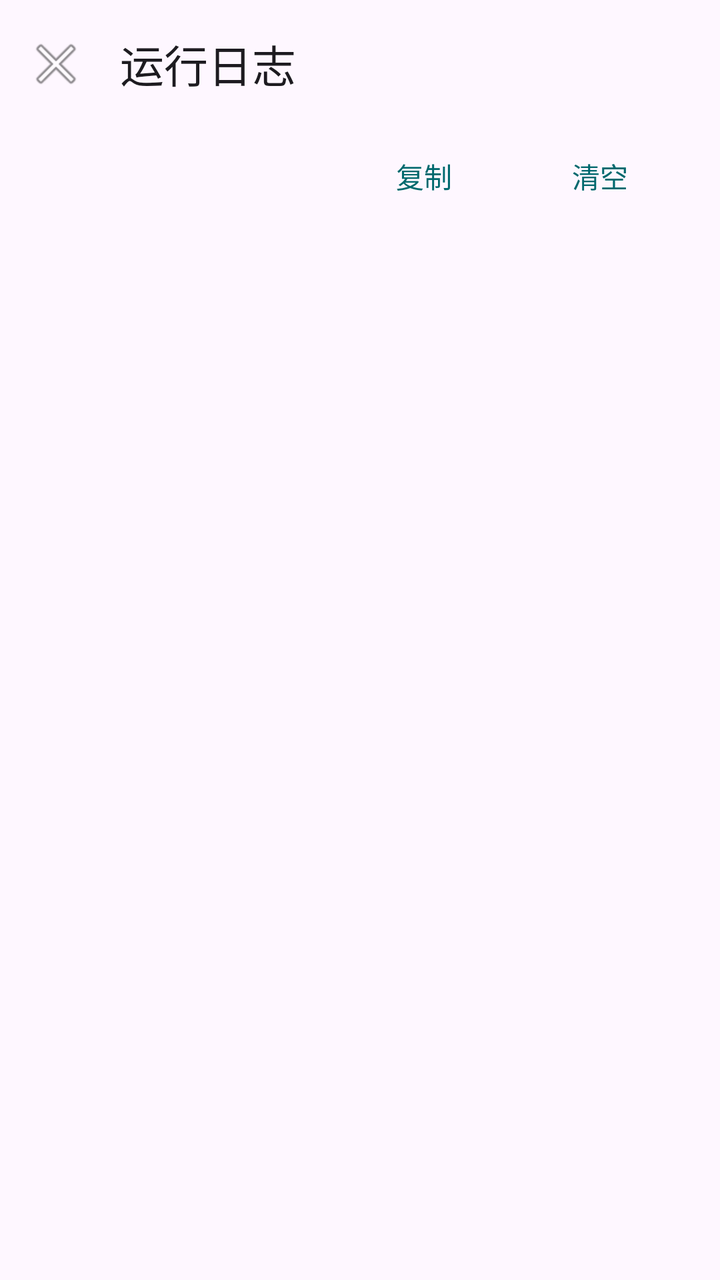
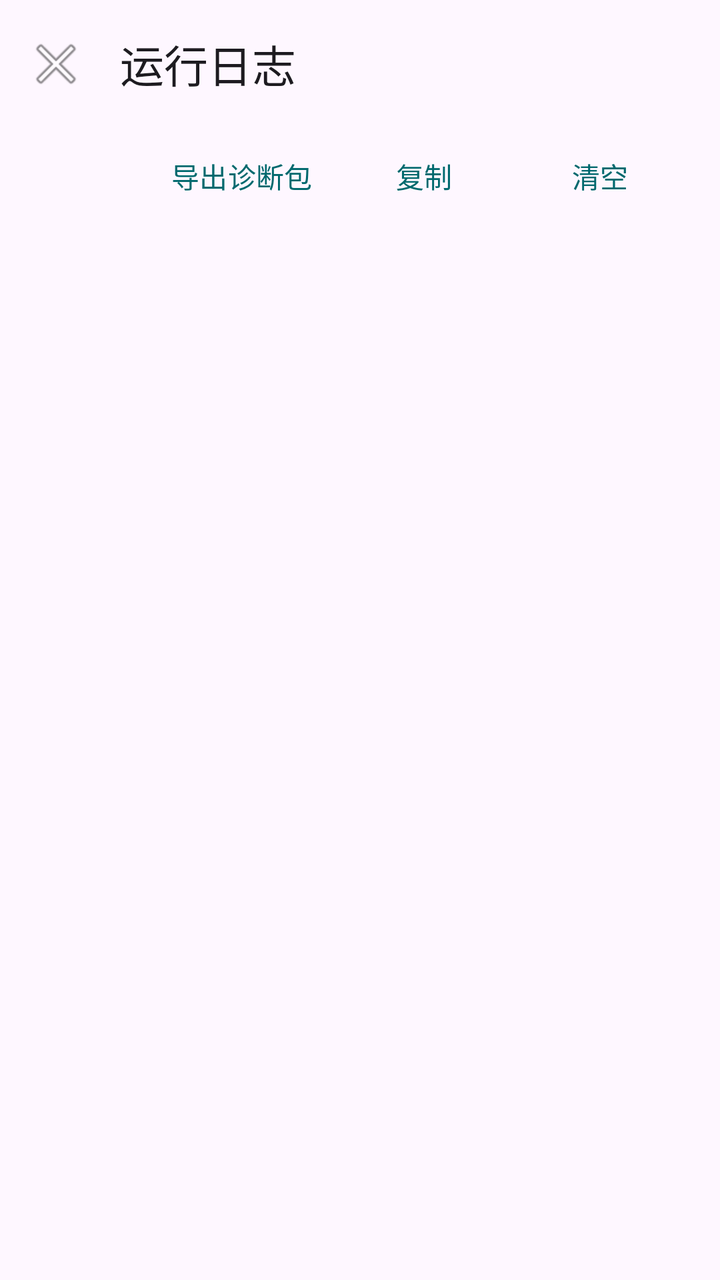

Screens rendered from an Android XML layout before and after an edit, with the pre-edit source and the edit as a unified diff.
<!-- AndroidManifest.xml: application theme Theme.SubData -->
<!-- res/layout/activity_log.xml -->
<?xml version="1.0" encoding="utf-8"?>
<LinearLayout xmlns:android="http://schemas.android.com/apk/res/android"
    xmlns:app="http://schemas.android.com/apk/res-auto"
    android:layout_width="match_parent"
    android:layout_height="match_parent"
    android:fitsSystemWindows="true"
    android:orientation="vertical">

    <com.google.android.material.appbar.MaterialToolbar
        android:id="@+id/toolbar"
        android:layout_width="match_parent"
        android:layout_height="?attr/actionBarSize"
        app:navigationIcon="@android:drawable/ic_menu_close_clear_cancel"
        app:title="@string/title_log" />

    <LinearLayout
        android:layout_width="match_parent"
        android:layout_height="wrap_content"
        android:gravity="end"
        android:orientation="horizontal"
        android:paddingStart="16dp"
        android:paddingEnd="16dp">

        <com.google.android.material.button.MaterialButton
            android:id="@+id/btn_copy"
            style="@style/Widget.Material3.Button.TextButton"
            android:layout_width="wrap_content"
            android:layout_height="wrap_content"
            android:text="@string/log_copy" />

        <com.google.android.material.button.MaterialButton
            android:id="@+id/btn_clear"
            style="@style/Widget.Material3.Button.TextButton"
            android:layout_width="wrap_content"
            android:layout_height="wrap_content"
            android:text="@string/log_clear" />
    </LinearLayout>

    <ScrollView
        android:id="@+id/scroll"
        android:layout_width="match_parent"
        android:layout_height="0dp"
        android:layout_weight="1"
        android:padding="16dp">

        <TextView
            android:id="@+id/tv_log"
            android:layout_width="match_parent"
            android:layout_height="wrap_content"
            android:fontFamily="monospace"
            android:textAppearance="?attr/textAppearanceBodySmall"
            android:textIsSelectable="true" />
    </ScrollView>
</LinearLayout>
<!-- resources referenced by this layout -->
<resources>
  <string name="log_clear">清空</string>
  <string name="log_copy">复制</string>
  <string name="title_log">运行日志</string>
  <style name="Theme.SubData" parent="Theme.Material3.DayNight.NoActionBar">
          <item name="colorPrimary">@color/subdata_primary</item>
          <item name="colorSecondary">@color/subdata_secondary</item>
          <item name="colorError">@color/subdata_danger</item>
      </style>
  <color name="subdata_primary">#00696E</color>
  <color name="subdata_secondary">#4A6266</color>
  <color name="subdata_danger">#B3261E</color>
</resources>

<!-- the commit's change to res/layout/activity_log.xml (unified diff, before → after) -->
@@ -20,6 +20,13 @@
         android:orientation="horizontal"
         android:paddingStart="16dp"
         android:paddingEnd="16dp">
+
+        <com.google.android.material.button.MaterialButton
+            android:id="@+id/btn_export"
+            style="@style/Widget.Material3.Button.TextButton"
+            android:layout_width="wrap_content"
+            android:layout_height="wrap_content"
+            android:text="@string/diag_export" />
 
         <com.google.android.material.button.MaterialButton
             android:id="@+id/btn_copy"
<!-- resource entries referenced after the edit -->
@@ -1,5 +1,6 @@
 <!-- resources referenced by this layout -->
 <resources>
+  <string name="diag_export">导出诊断包</string>
   <string name="log_clear">清空</string>
   <string name="log_copy">复制</string>
   <string name="title_log">运行日志</string>
